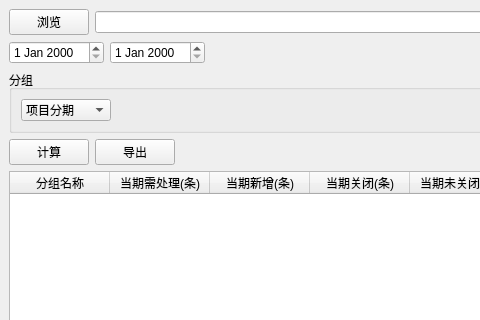
First picture: the form in fist.ui, repository goblincc/pythonUI, before the edit; both pictures show x 0 to 480 and y 0 to 320 of the 1098 by 584 pixel window.
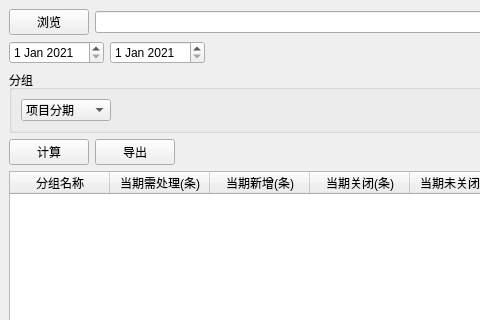
Second picture: the form after the edit.

Diff of the .ui file:
```diff
--- a/fist.ui
+++ b/fist.ui
@@ -32,10 +32,32 @@
     <item>
      <layout class="QHBoxLayout" name="horizontalLayout_3">
       <item>
-       <widget class="QDateEdit" name="dateStart"/>
+       <widget class="QDateEdit" name="dateStart">
+        <property name="dateTime">
+         <datetime>
+          <hour>0</hour>
+          <minute>0</minute>
+          <second>0</second>
+          <year>2021</year>
+          <month>1</month>
+          <day>1</day>
+         </datetime>
+        </property>
+       </widget>
       </item>
       <item>
-       <widget class="QDateEdit" name="dateEnd"/>
+       <widget class="QDateEdit" name="dateEnd">
+        <property name="dateTime">
+         <datetime>
+          <hour>0</hour>
+          <minute>0</minute>
+          <second>0</second>
+          <year>2021</year>
+          <month>1</month>
+          <day>1</day>
+         </datetime>
+        </property>
+       </widget>
       </item>
       <item>
        <spacer name="horizontalSpacer_2">
```
